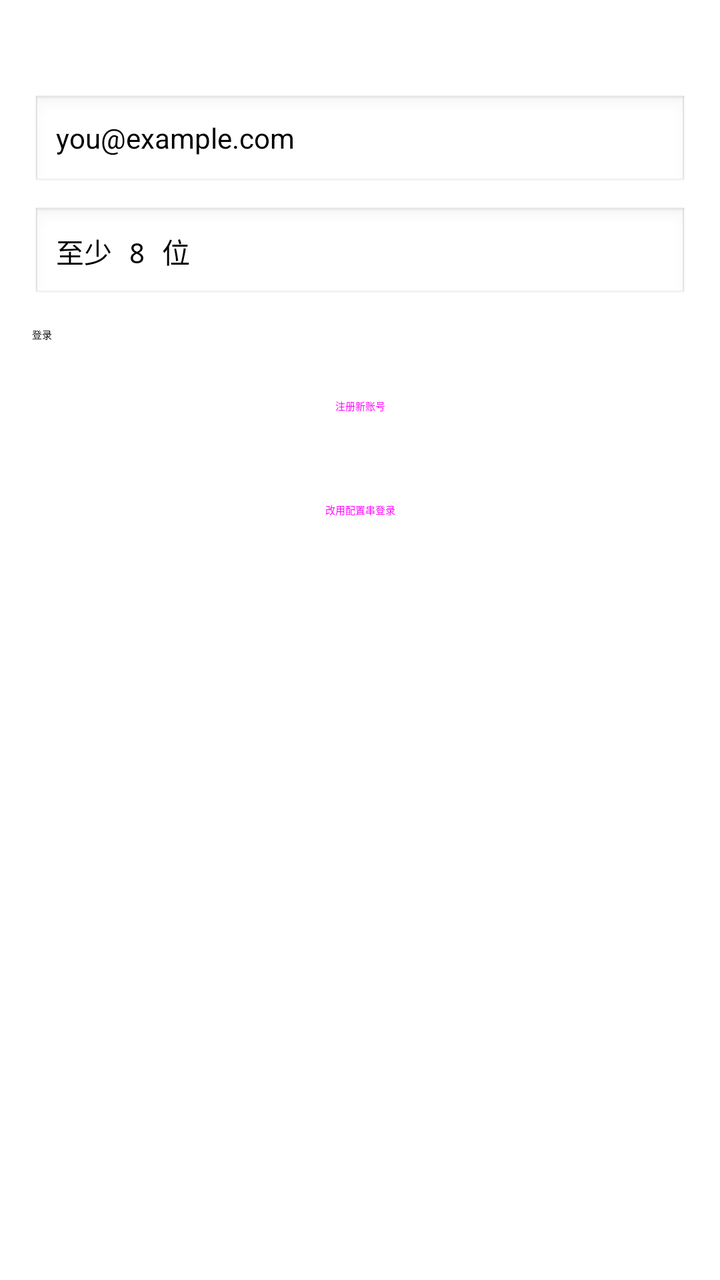
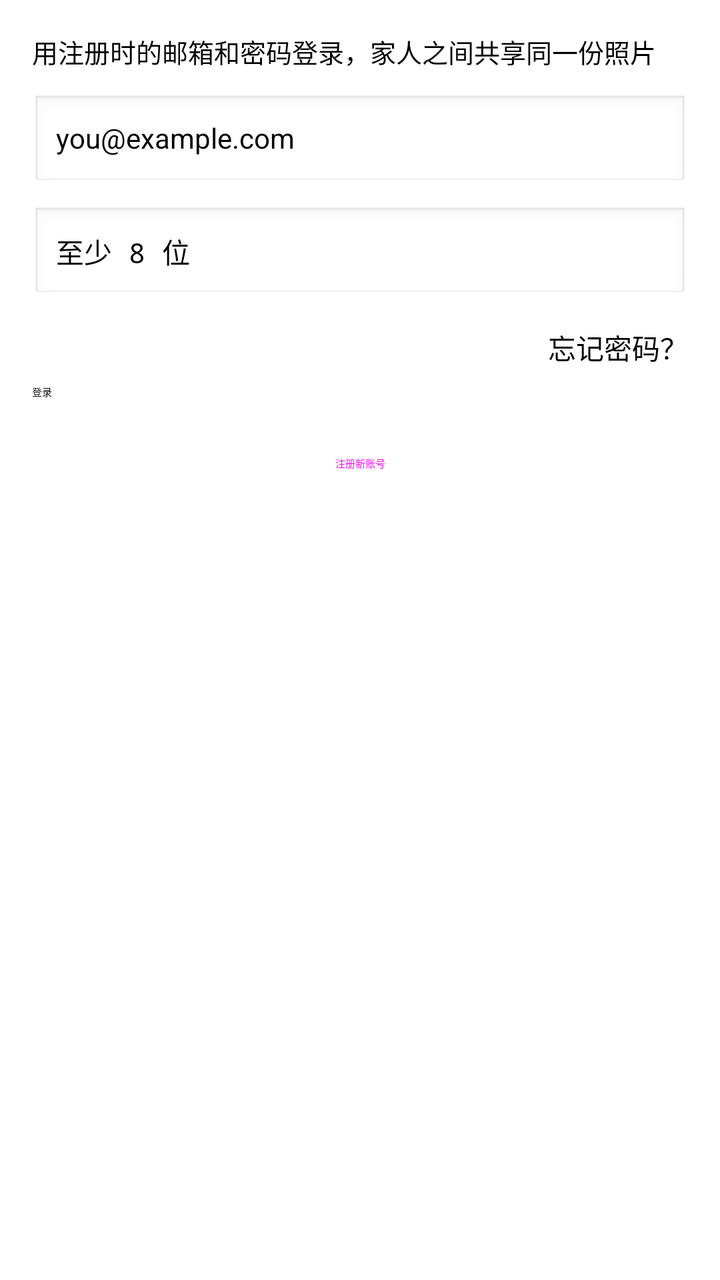

Screens rendered from an Android XML layout before and after an edit, with the pre-edit source and the edit as a unified diff.
<!-- AndroidManifest.xml: application theme AppTheme -->
<!-- res/layout/dialog_cloud_email_login.xml -->
<?xml version="1.0" encoding="utf-8"?>
<ScrollView xmlns:android="http://schemas.android.com/apk/res/android"
    android:layout_width="match_parent"
    android:layout_height="wrap_content">

    <LinearLayout
        android:layout_width="match_parent"
        android:layout_height="wrap_content"
        android:orientation="vertical"
        android:padding="16dp">

        <TextView
            android:layout_width="match_parent"
            android:layout_height="wrap_content"
            android:layout_marginBottom="12dp"
            android:text="@string/cloud_email_hint"
            android:textColor="?android:attr/textColorSecondary"
            android:textSize="13sp" />

        <EditText
            android:id="@+id/cloud_email_input"
            android:layout_width="match_parent"
            android:layout_height="wrap_content"
            android:layout_marginBottom="8dp"
            android:autofillHints="emailAddress"
            android:background="@android:drawable/edit_text"
            android:hint="@string/cloud_email_placeholder"
            android:inputType="textEmailAddress"
            android:maxLines="1"
            android:padding="12dp"
            android:textSize="14sp" />

        <EditText
            android:id="@+id/cloud_password_input"
            android:layout_width="match_parent"
            android:layout_height="wrap_content"
            android:layout_marginBottom="12dp"
            android:autofillHints="password"
            android:background="@android:drawable/edit_text"
            android:hint="@string/cloud_password_placeholder"
            android:inputType="textPassword"
            android:maxLines="1"
            android:padding="12dp"
            android:textSize="14sp" />

        <Button
            android:id="@+id/cloud_email_login_btn"
            android:layout_width="match_parent"
            android:layout_height="wrap_content"
            android:text="@string/cloud_email_login" />

        <Button
            android:id="@+id/cloud_email_signup_btn"
            style="@style/Widget.MaterialComponents.Button.OutlinedButton"
            android:layout_width="match_parent"
            android:layout_height="wrap_content"
            android:layout_marginTop="8dp"
            android:text="@string/cloud_email_signup" />

        <Button
            android:id="@+id/cloud_email_legacy_btn"
            style="@style/Widget.MaterialComponents.Button.TextButton"
            android:layout_width="match_parent"
            android:layout_height="wrap_content"
            android:layout_marginTop="4dp"
            android:text="@string/cloud_email_use_config_string" />
    </LinearLayout>
</ScrollView>
<!-- resources referenced by this layout -->
<resources>
  <string name="cloud_email_hint">用注册时的邮箱和密码登录，家人之间共享同一份照片</string>
  <string name="cloud_email_login">登录</string>
  <string name="cloud_email_placeholder">you@example.com</string>
  <string name="cloud_email_signup">注册新账号</string>
  <string name="cloud_email_use_config_string">改用配置串登录</string>
  <string name="cloud_password_placeholder">至少 8 位</string>
  <style name="AppTheme" parent="AppTheme.Base" />
</resources>

<!-- the commit's change to res/layout/dialog_cloud_email_login.xml (unified diff, before → after) -->
@@ -10,11 +10,11 @@
         android:padding="16dp">
 
         <TextView
+            android:id="@+id/cloud_email_hint"
             android:layout_width="match_parent"
             android:layout_height="wrap_content"
             android:layout_marginBottom="12dp"
             android:text="@string/cloud_email_hint"
-            android:textColor="?android:attr/textColorSecondary"
             android:textSize="13sp" />
 
         <EditText
@@ -43,6 +43,17 @@
             android:padding="12dp"
             android:textSize="14sp" />
 
+        <TextView
+            android:id="@+id/cloud_email_forgot_password"
+            android:layout_width="wrap_content"
+            android:layout_height="wrap_content"
+            android:layout_gravity="end"
+            android:layout_marginBottom="8dp"
+            android:clickable="true"
+            android:focusable="true"
+            android:text="@string/cloud_email_forgot_password"
+            android:textSize="14sp" />
+
         <Button
             android:id="@+id/cloud_email_login_btn"
             android:layout_width="match_parent"
@@ -57,12 +68,5 @@
             android:layout_marginTop="8dp"
             android:text="@string/cloud_email_signup" />
 
-        <Button
-            android:id="@+id/cloud_email_legacy_btn"
-            style="@style/Widget.MaterialComponents.Button.TextButton"
-            android:layout_width="match_parent"
-            android:layout_height="wrap_content"
-            android:layout_marginTop="4dp"
-            android:text="@string/cloud_email_use_config_string" />
     </LinearLayout>
 </ScrollView>
<!-- resource entries referenced after the edit -->
@@ -1,10 +1,10 @@
 <!-- resources referenced by this layout -->
 <resources>
+  <string name="cloud_email_forgot_password">忘记密码？</string>
   <string name="cloud_email_hint">用注册时的邮箱和密码登录，家人之间共享同一份照片</string>
   <string name="cloud_email_login">登录</string>
   <string name="cloud_email_placeholder">you@example.com</string>
   <string name="cloud_email_signup">注册新账号</string>
-  <string name="cloud_email_use_config_string">改用配置串登录</string>
   <string name="cloud_password_placeholder">至少 8 位</string>
   <style name="AppTheme" parent="AppTheme.Base" />
 </resources>
